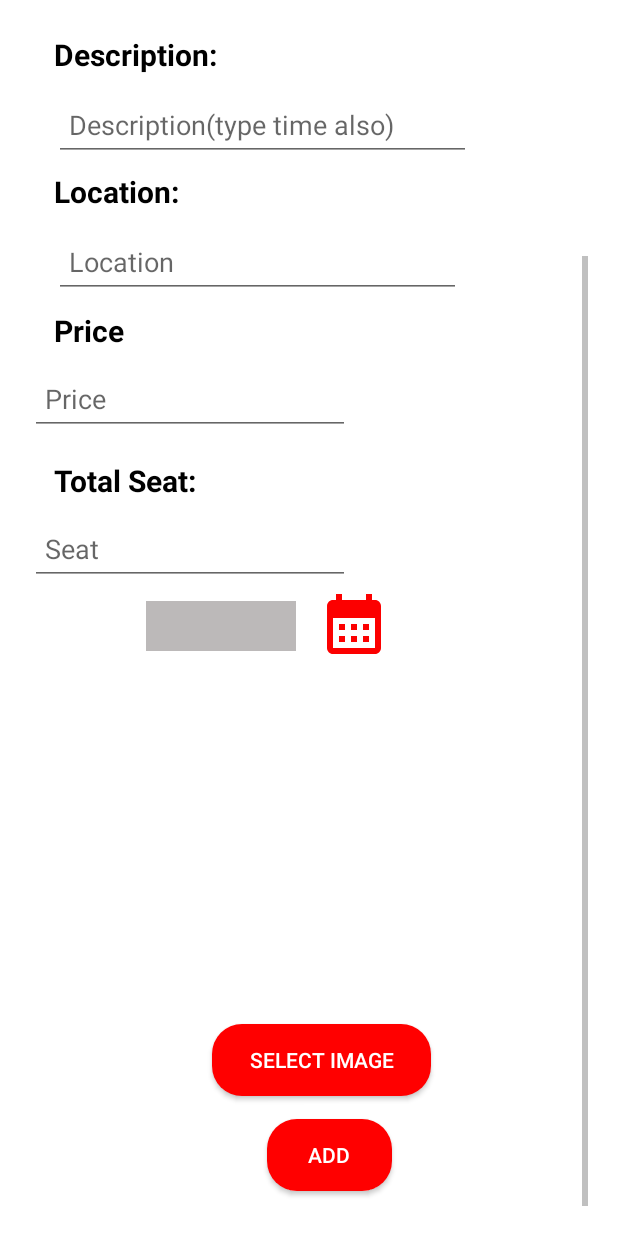
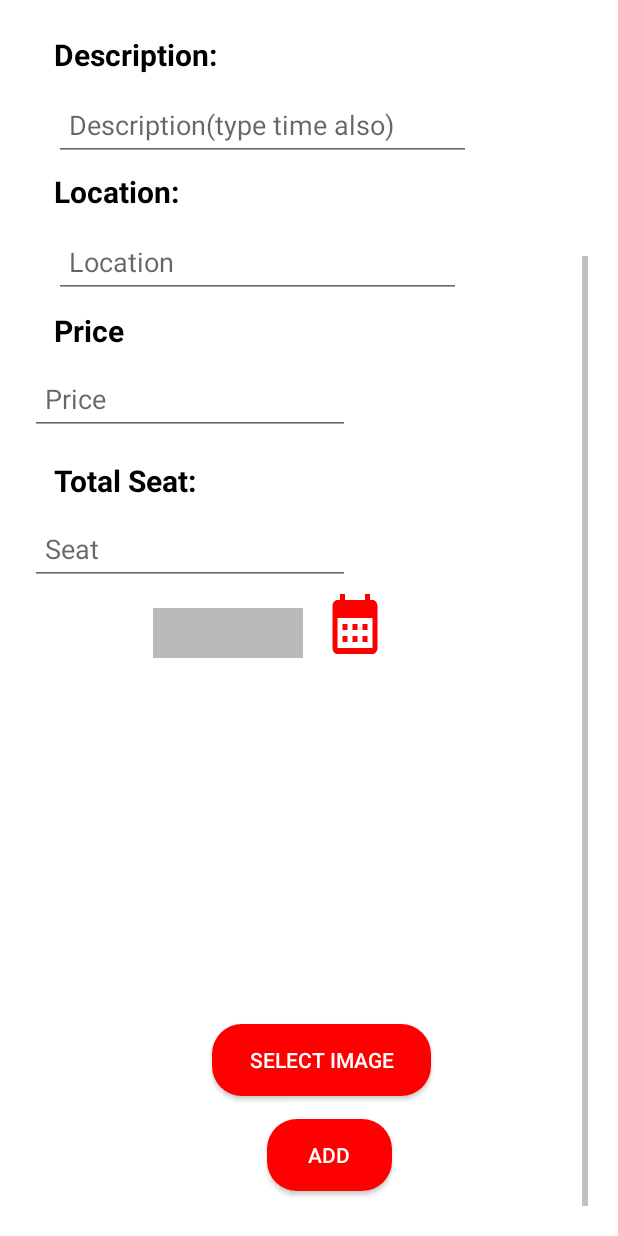
Before and after one commit to Atikur-Rahman26/Eventisa, an Android app: the AddEventActivity screen opened directly, with no data from a screen before it, scrolled down 201 dp, on a phone screen of 412 x 824 dp. Run offline under Robolectric (Android 15) with nearby library versions, the phone set to English and light mode, and no system bars; our stand-ins replace Firebase (no records; nobody signed in at launch, a user with empty details on screens opened directly).

Commit message:
simmple mistake

```diff
--- a/app/src/main/res/layout/activity_add_event.xml
+++ b/app/src/main/res/layout/activity_add_event.xml
@@ -22,10 +22,10 @@
             android:textSize="20sp"
             android:textStyle="bold"
             app:layout_constraintEnd_toEndOf="parent"
-            app:layout_constraintHorizontal_bias="0.049"
+            app:layout_constraintHorizontal_bias="0.052"
             app:layout_constraintStart_toStartOf="parent"
-            tools:layout_editor_absoluteY="582dp"
-            tools:ignore="MissingConstraints" />
+            tools:ignore="MissingConstraints"
+            tools:layout_editor_absoluteY="593dp" />
 
         <ImageView
             android:id="@+id/logoX"
@@ -72,15 +72,16 @@
             android:layout_height="33dp"
             android:background="@color/grey"
             android:ems="10"
+            android:textAlignment="center"
             android:textColor="@color/black"
             android:textSize="16sp"
             android:textStyle="bold|italic"
             app:layout_constraintBottom_toBottomOf="parent"
             app:layout_constraintEnd_toStartOf="@+id/pickingDate"
-            app:layout_constraintHorizontal_bias="0.838"
+            app:layout_constraintHorizontal_bias="0.846"
             app:layout_constraintStart_toStartOf="parent"
             app:layout_constraintTop_toTopOf="parent"
-            app:layout_constraintVertical_bias="0.611" />
+            app:layout_constraintVertical_bias="0.616" />
 
         <TextView
             android:id="@+id/textView9"
@@ -129,8 +130,8 @@
 
         <androidx.appcompat.widget.AppCompatButton
             android:id="@+id/pickingDate"
-            android:layout_width="48dp"
-            android:layout_height="48dp"
+            android:layout_width="40dp"
+            android:layout_height="wrap_content"
             android:background="@drawable/ic_calendar"
             app:layout_constraintBottom_toBottomOf="parent"
             app:layout_constraintEnd_toEndOf="parent"
```
